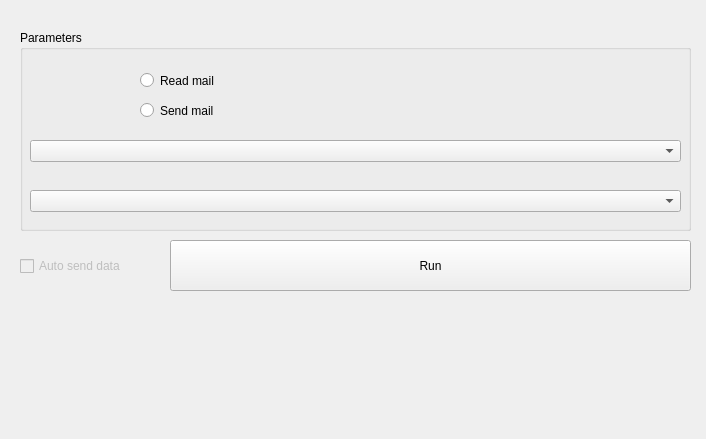
Old version of the form orangecontrib/IO4IT/widgets/designer/owinboxmailmonitoring.ui in the repository TigerODM/TigerODM.
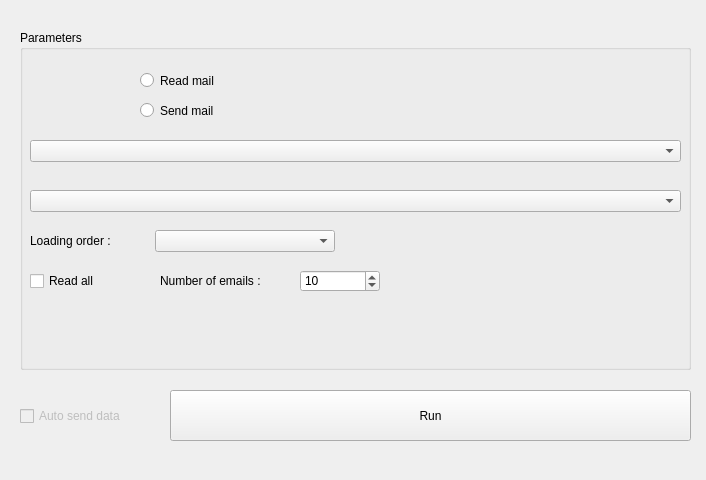
New version of the form.

The edit to the form file:
```diff
--- a/orangecontrib/IO4IT/widgets/designer/owinboxmailmonitoring.ui
+++ b/orangecontrib/IO4IT/widgets/designer/owinboxmailmonitoring.ui
@@ -7,7 +7,7 @@
     <x>0</x>
     <y>0</y>
     <width>706</width>
-    <height>439</height>
+    <height>480</height>
    </rect>
   </property>
   <property name="windowTitle">
@@ -17,7 +17,7 @@
    <property name="geometry">
     <rect>
      <x>170</x>
-     <y>240</y>
+     <y>390</y>
      <width>521</width>
      <height>51</height>
     </rect>
@@ -32,7 +32,7 @@
      <x>20</x>
      <y>30</y>
      <width>671</width>
-     <height>201</height>
+     <height>340</height>
     </rect>
    </property>
    <property name="title">
@@ -90,6 +90,80 @@
      <bool>false</bool>
     </property>
    </widget>
+   <!-- Sort order label + combobox -->
+   <widget class="QLabel" name="label_sort_order">
+    <property name="geometry">
+     <rect>
+      <x>10</x>
+      <y>200</y>
+      <width>120</width>
+      <height>22</height>
+     </rect>
+    </property>
+    <property name="text">
+     <string>Loading order :</string>
+    </property>
+   </widget>
+   <widget class="QComboBox" name="comboBox_sort_order">
+    <property name="geometry">
+     <rect>
+      <x>135</x>
+      <y>200</y>
+      <width>180</width>
+      <height>22</height>
+     </rect>
+    </property>
+    <property name="editable">
+     <bool>false</bool>
+    </property>
+   </widget>
+   <!-- Read all checkbox -->
+   <widget class="QCheckBox" name="checkBox_read_all">
+    <property name="geometry">
+     <rect>
+      <x>10</x>
+      <y>240</y>
+      <width>120</width>
+      <height>22</height>
+     </rect>
+    </property>
+    <property name="text">
+     <string>Read all</string>
+    </property>
+   </widget>
+   <!-- Email count label + spinbox (hidden when Read all is checked) -->
+   <widget class="QLabel" name="label_email_count">
+    <property name="geometry">
+     <rect>
+      <x>140</x>
+      <y>240</y>
+      <width>130</width>
+      <height>22</height>
+     </rect>
+    </property>
+    <property name="text">
+     <string>Number of emails :</string>
+    </property>
+   </widget>
+   <widget class="QSpinBox" name="spinBox_email_count">
+    <property name="geometry">
+     <rect>
+      <x>280</x>
+      <y>240</y>
+      <width>80</width>
+      <height>22</height>
+     </rect>
+    </property>
+    <property name="minimum">
+     <number>1</number>
+    </property>
+    <property name="maximum">
+     <number>99999</number>
+    </property>
+    <property name="value">
+     <number>10</number>
+    </property>
+   </widget>
   </widget>
   <widget class="QCheckBox" name="checkBox_send">
    <property name="enabled">
@@ -98,7 +172,7 @@
    <property name="geometry">
     <rect>
      <x>20</x>
-     <y>258</y>
+     <y>408</y>
      <width>131</width>
      <height>16</height>
     </rect>
```
